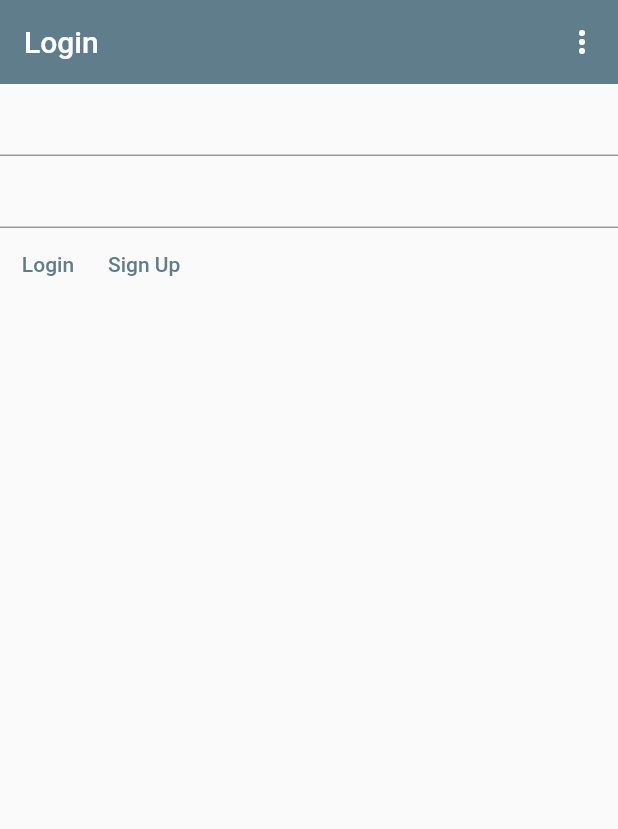
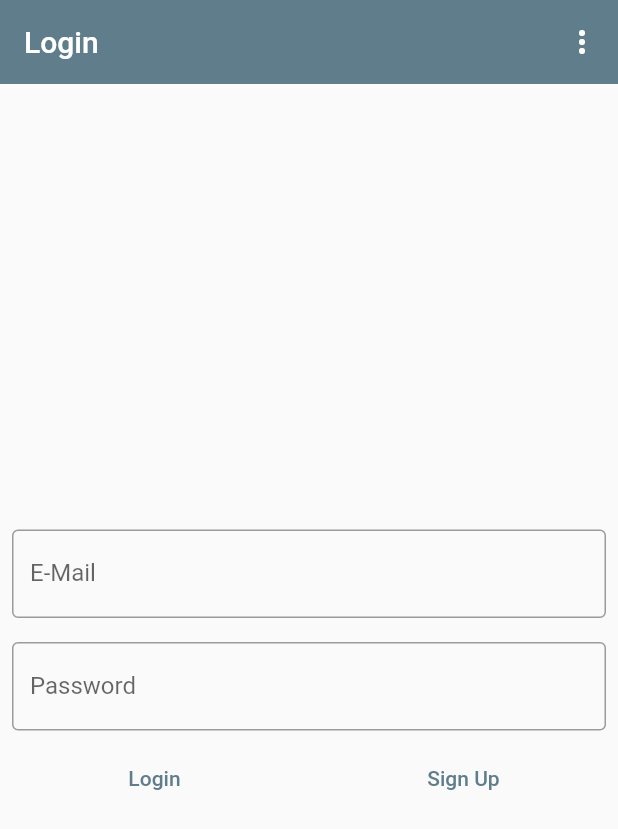
Before and after one commit to curryp0mmes/chat_app_flutter, a Flutter app: the screen it shows after launch, after a tap on "Login", on a phone screen of 412 x 824 dp. Shown: the top 829 px of the screen. Run offline on Flutter 3.47's test engine with Material 2 defaults, Android fonts, the phone set to English and light mode, and no system bars; our stand-ins replace file_picker, firebase_auth, firebase_core, firebase_messaging, firebase_storage; accounts and stored records are empty; generated files the repository leaves out were written again; network calls fail.

Commit message:
Styled the login screen, restructured a lot of code

```diff
--- /dev/null
+++ b/lib/app_theme.dart
@@ -0,0 +1,8 @@
+import 'package:flutter/material.dart';
+
+
+class MainAppTheme {
+  static ThemeData theme = ThemeData(
+    primarySwatch: Colors.blueGrey,
+  );
+}
--- /dev/null
+++ b/lib/custom_widgets/chatblob.dart
@@ -0,0 +1,15 @@
+import 'package:flutter/material.dart';
+
+class ChatblobWidget extends StatefulWidget {
+  const ChatblobWidget({Key? key}) : super(key: key);
+
+  @override
+  _ChatblobWidgetState createState() => _ChatblobWidgetState();
+}
+
+class _ChatblobWidgetState extends State<ChatblobWidget> {
+  @override
+  Widget build(BuildContext context) {
+    return Container();
+  }
+}
--- a/lib/firebase/authentication.dart
+++ b/lib/firebase/authentication.dart
@@ -1,5 +1,5 @@
-import 'package:chat_app/home_screen.dart';
-import 'package:chat_app/login_screen.dart';
+import 'package:chat_app/screens/home_screen.dart';
+import 'package:chat_app/screens/login_screen.dart';
 import 'package:chat_app/main.dart';
 import 'package:firebase_auth/firebase_auth.dart';
 import 'package:flutter/material.dart';
--- a/lib/firebase/storage_repo.dart
+++ b/lib/firebase/storage_repo.dart
@@ -6,7 +6,7 @@ import 'package:firebase_storage/firebase_storage.dart';
 class StorageRepo {
   static FirebaseStorage storage = FirebaseStorage.instance;
 
-
+  //Upload a file to Firebase and get the DownloadURL
   static Future<String> uploadFile({
     required File file,
     String? subfolder
--- /dev/null
+++ b/lib/general_decorations.dart
@@ -0,0 +1,8 @@
+import 'package:flutter/material.dart';
+
+class CommonDecorations {
+
+  static InputDecoration getLoginFormInputDecoration({required labelText}) {
+    return InputDecoration(border: const OutlineInputBorder(), labelText: labelText);
+  }
+}
--- a/lib/login_screen.dart
+++ /dev/null
@@ -1,41 +0,0 @@
-import 'package:chat_app/firebase/authentication.dart';
-import 'package:flutter/material.dart';
-
-class LoginScreen extends StatefulWidget {
-  const LoginScreen({Key? key}) : super(key: key);
-
-  @override
-  _LoginScreenState createState() => _LoginScreenState();
-}
-
-class _LoginScreenState extends State<LoginScreen> {
-  final TextEditingController _emailController = TextEditingController();
-  final TextEditingController _passwordController = TextEditingController();
-
-  @override
-  Widget build(BuildContext context) {
-    return Scaffold(
-      appBar: AppBar(title: const Text("Login"), elevation: 0, actions: [IconButton(onPressed: () {}, icon: const Icon(Icons.more_vert))]),
-      body: Column(
-        children: [
-          TextField(controller: _emailController,),
-          TextField(controller: _passwordController, obscureText: true),
-          Row(
-            children: [
-              TextButton(onPressed: () {
-                setState(() {
-                  AuthenticationTools.signIn(_emailController.text, _passwordController.text);
-                });
-              }, child: const Text("Login")),
-              TextButton(onPressed: () {
-                setState(() {
-                  AuthenticationTools.register(_emailController.text, _passwordController.text);
-                });
-              }, child: const Text("Sign Up")),
-            ],
-          )
-        ],
-      ),
-    );
-  }
-}
--- a/lib/main.dart
+++ b/lib/main.dart
@@ -1,6 +1,7 @@
+import 'package:chat_app/app_theme.dart';
 import 'package:chat_app/firebase/authentication.dart';
-import 'package:chat_app/home_screen.dart';
-import 'package:chat_app/login_screen.dart';
+import 'package:chat_app/screens/home_screen.dart';
+import 'package:chat_app/screens/login_screen.dart';
 import 'package:flutter/material.dart';
 import 'package:firebase_core/firebase_core.dart';
 import 'package:firebase_messaging/firebase_messaging.dart';
@@ -8,19 +9,21 @@ import 'firebase_options.dart';
 
 final GlobalKey<NavigatorState> navigatorKey = GlobalKey<NavigatorState>();
 
-Future<void> _firebaseMessagingBackgroundHandler(RemoteMessage message) async {
-  print("Handling a background message: ${message.messageId}");
-}
-
 void main() async {
+  //Firebase setup
   WidgetsFlutterBinding.ensureInitialized();
   await Firebase.initializeApp(
     options: DefaultFirebaseOptions.currentPlatform,
   );
+  //Initialize Firebase Messaging Service
   FirebaseMessaging.onBackgroundMessage(_firebaseMessagingBackgroundHandler);
 
   AuthenticationTools.setupAuth();
   runApp(const ChatApp());
+}
+
+Future<void> _firebaseMessagingBackgroundHandler(RemoteMessage message) async {
+  print("Handling a background message: ${message.messageId}"); //TODO Background Notifications work, but in-app messaging will be implemented later
 }
 
 class ChatApp extends StatelessWidget {
@@ -31,31 +34,22 @@ class ChatApp extends StatelessWidget {
     return MaterialApp(
       title: 'Chat App',
       debugShowCheckedModeBanner: false,
-      theme: ThemeData(
-        primarySwatch: Colors.blueGrey,
-      ),
+      theme: MainAppTheme.theme, //Theme located in app_theme.dart for better accessibility
       navigatorKey: navigatorKey,
-      home: const SplashScreen(),
+      home: const DefaultScreen(),
     );
   }
 }
 
-class SplashScreen extends StatefulWidget {
-  const SplashScreen({Key? key}) : super(key: key);
-
-  @override
-  State<SplashScreen> createState() => _SplashScreenState();
-}
-
-class _SplashScreenState extends State<SplashScreen> {
-
+class DefaultScreen extends StatelessWidget {
+  const DefaultScreen({Key? key}) : super(key: key);
 
   @override
   Widget build(BuildContext context) {
     bool signedIn = AuthenticationTools.isSignedIn();
 
     return signedIn ?
-          const HomePageScreen()
-          : const LoginScreen();
+      const HomePageScreen()
+      : const LoginScreen();
   }
 }
--- /dev/null
+++ b/lib/screens/login_screen.dart
@@ -0,0 +1,71 @@
+import 'package:chat_app/firebase/authentication.dart';
+import 'package:chat_app/general_decorations.dart';
+import 'package:flutter/cupertino.dart';
+import 'package:flutter/material.dart';
+
+class LoginScreen extends StatefulWidget {
+  const LoginScreen({Key? key}) : super(key: key);
+
+  @override
+  _LoginScreenState createState() => _LoginScreenState();
+}
+
+class _LoginScreenState extends State<LoginScreen> {
+  final TextEditingController _emailController = TextEditingController();
+  final TextEditingController _passwordController = TextEditingController();
+
+
+
+  @override
+  Widget build(BuildContext context) {
+    return Scaffold(
+      appBar: AppBar(
+        title: const Text("Login"),
+        elevation: 0,
+        actions: [
+          IconButton(
+              onPressed: () {},
+              icon: const Icon(Icons.more_vert)
+          )
+        ],
+      ),
+      body: Column(
+        mainAxisAlignment: MainAxisAlignment.center,
+        children: [
+          Padding(
+            padding: const EdgeInsets.only(left: 8.0, right: 8.0, bottom: 8.0, top: 16.0),
+            child: TextField(decoration: CommonDecorations.getLoginFormInputDecoration(labelText: "E-Mail"), controller: _emailController,),
+          ),
+          Padding(
+            padding: const EdgeInsets.all(8.0),
+            child: TextField(decoration: CommonDecorations.getLoginFormInputDecoration(labelText: "Password"), controller: _passwordController, obscureText: true),
+          ),
+          Row(
+            children: [
+              Expanded(
+                child: TextButton(
+                  onPressed: () {
+                    setState(() {
+                      AuthenticationTools.signIn(_emailController.text, _passwordController.text);
+                    });
+                  },
+                  child: const Text("Login")
+                ),
+              ),
+              Expanded(
+                child: TextButton(
+                  onPressed: () {
+                    setState(() {
+                      AuthenticationTools.register(_emailController.text, _passwordController.text);
+                    });
+                  },
+                  child: const Text("Sign Up"),
+                ),
+              ),
+            ],
+          )
+        ],
+      ),
+    );
+  }
+}
```
Also changed, not shown: lib/chatblob.dart (deleted), lib/screens/chat_screen.dart (renamed from lib/chatwindow.dart), lib/screens/home_screen.dart (renamed from lib/home_screen.dart).
